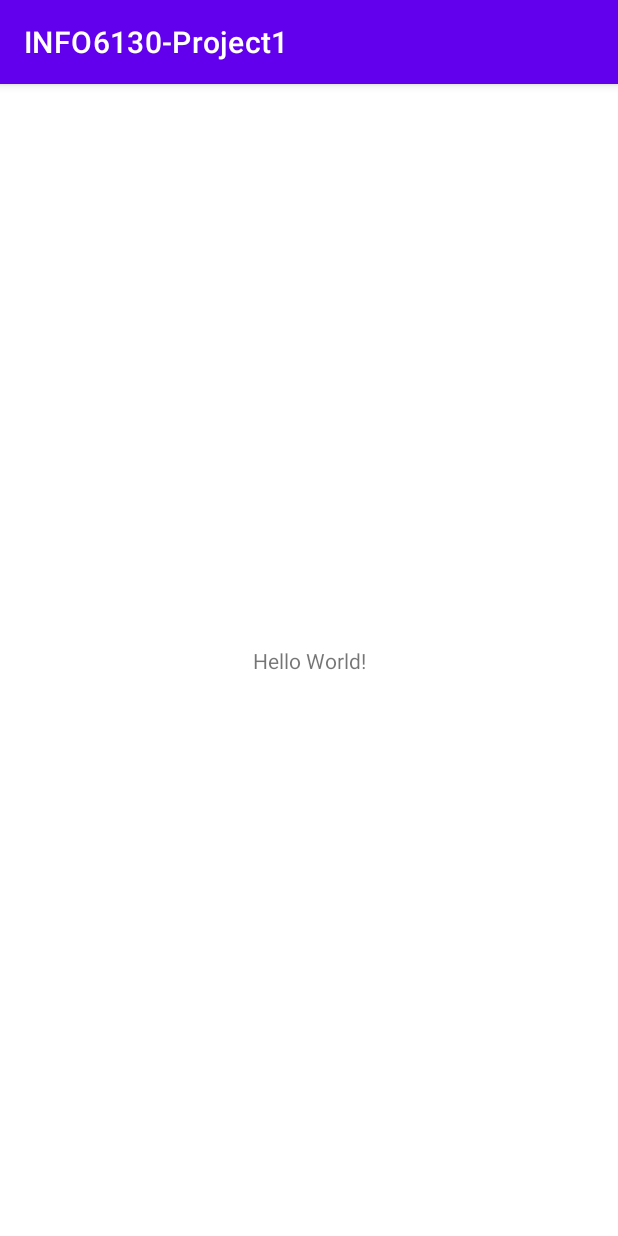
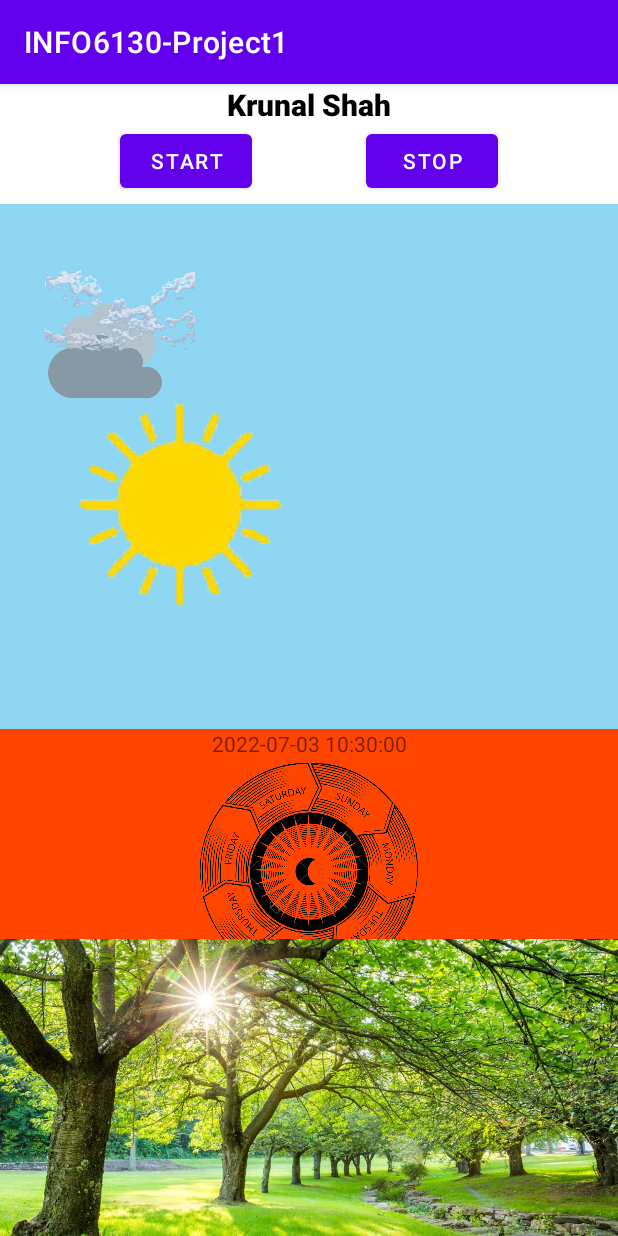
Before and after one commit to KingstonKrunal/INFO6130-Project1, an Android app: the screen it shows after launch (MainActivity), on a phone screen of 412 x 824 dp. Run offline under Robolectric (Android 15) with nearby library versions, the phone set to English and light mode, and no system bars.

Commit message:
Animations on every imageview are done.

```diff
--- a/app/src/main/java/com/example/krunalshah/info6130_project1/MainActivity.kt
+++ b/app/src/main/java/com/example/krunalshah/info6130_project1/MainActivity.kt
@@ -1,11 +1,18 @@
 package com.example.krunalshah.info6130_project1
 
+import android.os.Bundle
 import androidx.appcompat.app.AppCompatActivity
-import android.os.Bundle
+import androidx.fragment.app.FragmentTransaction
 
 class MainActivity : AppCompatActivity() {
     override fun onCreate(savedInstanceState: Bundle?) {
         super.onCreate(savedInstanceState)
         setContentView(R.layout.activity_main)
+
+        val fragmentTransactionManager: FragmentTransaction = supportFragmentManager.beginTransaction()
+
+        fragmentTransactionManager.add(R.id.fragmentContainer, MainFragment())
+        fragmentTransactionManager.addToBackStack(null)
+        fragmentTransactionManager.commit()
     }
 }
--- /dev/null
+++ b/app/src/main/java/com/example/krunalshah/info6130_project1/MainFragment.kt
@@ -0,0 +1,232 @@
+package com.example.krunalshah.info6130_project1
+
+import android.animation.ObjectAnimator
+import android.animation.ValueAnimator
+import android.annotation.SuppressLint
+import android.icu.text.SimpleDateFormat
+import android.media.MediaPlayer
+import android.os.Bundle
+import android.view.LayoutInflater
+import android.view.View
+import android.view.ViewGroup
+import android.view.animation.AlphaAnimation
+import android.view.animation.Animation
+import android.view.animation.AnimationUtils
+import android.view.animation.DecelerateInterpolator
+import android.widget.Button
+import android.widget.ImageView
+import android.widget.TextView
+import androidx.fragment.app.Fragment
+import java.util.*
+
+
+// TODO: Rename parameter arguments, choose names that match
+// the fragment initialization parameters, e.g. ARG_ITEM_NUMBER
+private const val ARG_PARAM1 = "param1"
+private const val ARG_PARAM2 = "param2"
+
+/**
+ * A simple [Fragment] subclass.
+ * Use the [MainFragment.newInstance] factory method to
+ * create an instance of this fragment.
+ */
+@SuppressLint("SimpleDateFormat")
+class MainFragment : Fragment() {
+    // TODO: Rename and change types of parameters
+    private var param1: String? = null
+    private var param2: String? = null
+
+    private lateinit var startButton: Button
+    private lateinit var stopButton: Button
+
+    private lateinit var wheelImage: ImageView
+
+    var mediaPlayer: MediaPlayer? = null
+
+    private lateinit var dateText: TextView
+    private val timer = Timer()
+
+    private lateinit var cloud1ImageView: ImageView
+    private lateinit var cloud2ImageView: ImageView
+    private lateinit var sunImageView: ImageView
+    private lateinit var birdsImageView: ImageView
+    private lateinit var seasonImageView: ImageView
+
+    override fun onCreate(savedInstanceState: Bundle?) {
+        super.onCreate(savedInstanceState)
+        arguments?.let {
+            param1 = it.getString(ARG_PARAM1)
+            param2 = it.getString(ARG_PARAM2)
+        }
+    }
+
+    override fun onCreateView(
+        inflater: LayoutInflater, container: ViewGroup?,
+        savedInstanceState: Bundle?
+    ): View? {
+        // Inflate the layout for this fragment
+        return inflater.inflate(R.layout.fragment_main, container, false)
+    }
+
+    override fun onStart() {
+        super.onStart()
+
+        mediaPlayer = MediaPlayer.create(context,R.raw.spring_song)
+        wheelImage = requireView().findViewById(R.id.wheelImageView)
+
+        dateText = requireView().findViewById(R.id.dateTextView)
+        dateText.text = SimpleDateFormat("yyyy-MM-dd HH:mm:ss").format(Date())
+
+        timer.scheduleAtFixedRate(object : TimerTask() {
+            override fun run() {
+                updateTimer()
+            }
+        }, 0, 1000)
+
+        cloud1ImageView = requireView().findViewById(R.id.cloud1ImageView)
+        cloud2ImageView = requireView().findViewById(R.id.cloud2ImageView)
+        sunImageView = requireView().findViewById(R.id.sunImageView)
+        birdsImageView = requireView().findViewById(R.id.birdsImageView)
+        seasonImageView = requireView().findViewById(R.id.seasonImageView)
+
+        val cloud1Animation = ObjectAnimator.ofFloat(cloud1ImageView, "translationX", 300F).apply {
+            duration = 2000
+            repeatCount = 9999
+            repeatMode = ValueAnimator.REVERSE
+        }
+
+        val cloud2Animation = ObjectAnimator.ofFloat(cloud2ImageView, "translationX", 350F).apply {
+            duration = 2000
+            repeatCount = 9999
+            repeatMode = ValueAnimator.REVERSE
+        }
+
+        val sunAnimation = ObjectAnimator.ofFloat(sunImageView, "translationX", 350F).apply {
+            duration = 2500
+            repeatCount = 9999
+            repeatMode = ValueAnimator.REVERSE
+        }
+
+        val birdsAnimation = ObjectAnimator.ofFloat(birdsImageView, "translationX", 1300F).apply {
+            duration = 2000
+            repeatCount = 9999
+            repeatMode = ValueAnimator.RESTART
+        }
+
+        startButton = requireView().findViewById(R.id.startButton)
+        startButton.setOnClickListener {
+            mediaPlayer?.start()
+
+            val wheelRotation = AnimationUtils.loadAnimation(context, R.anim.rotate_speed)
+            wheelRotation.setFillAfter(true)
+            wheelImage.startAnimation(wheelRotation)
+
+            cloud1Animation.start()
+            cloud2Animation.start()
+            sunAnimation.start()
+            birdsAnimation.start()
+
+//            var count = 1
+//
+//            val handler = Handler()
+//            handler.postDelayed(Runnable {
+//                if (count == 1) {
+//                    cloud1ImageView.animate().apply {
+//                        rotationYBy(360f)
+//                    }.start()
+//                    count++
+//                }
+//            }, 5000)
+
+            val season1 = Runnable{
+                cloud1ImageView.animate().apply {
+                    rotationXBy(360f)
+                }.start()
+            }
+
+            val season2 = Runnable{
+                //
+            }
+
+            val season3 = Runnable{
+                //
+            }
+
+            val season4 = Runnable{
+                //
+            }
+
+//            val season1Thread = Thread(season1)
+//            season1Thread.start()
+
+//            val season2Thread = Thread(season2)
+//            season2Thread.start()
+//
+//            val season3Thread = Thread(season2)
+//            season3Thread.start()
+//
+//            val season4Thread = Thread(season2)
+//            season4Thread.start()
+        }
+
+        var count = 0
+        val seasonImages = arrayOf(R.drawable.summer, R.drawable.autumn, R.drawable.winter, R.drawable.spring)
+        seasonImageView.setImageResource(seasonImages[count])
+
+        stopButton = requireView().findViewById(R.id.stopButton)
+        stopButton.setOnClickListener {
+            mediaPlayer?.pause()
+
+            wheelImage.clearAnimation()
+
+            cloud1Animation.end()
+            cloud2Animation.end()
+            sunAnimation.end()
+            birdsAnimation.end()
+
+            val fadeIn: Animation = AlphaAnimation(0F, 1F)
+            fadeIn.interpolator = DecelerateInterpolator()
+            fadeIn.duration = 1000
+
+            if (count == 0) {
+                seasonImageView.setImageResource(R.drawable.summer)
+                count++
+            } else if (count == 1) {
+                seasonImageView.setImageResource(R.drawable.autumn)
+                count++
+            } else if (count == 2) {
+                seasonImageView.setImageResource(R.drawable.winter)
+                count++
+            } else {
+                seasonImageView.setImageResource(R.drawable.spring)
+                count = 0
+            }
+        }
+    }
+
+    private fun updateTimer() {
+        activity?.runOnUiThread {
+            dateText.text = SimpleDateFormat("yyyy-MM-dd HH:mm:ss").format(Date())
+        }
+    }
+
+    companion object {
+        /**
+         * Use this factory method to create a new instance of
+         * this fragment using the provided parameters.
+         *
+         * @param param1 Parameter 1.
+         * @param param2 Parameter 2.
+         * @return A new instance of fragment MainFragment.
+         */
+        // TODO: Rename and change types and number of parameters
+        @JvmStatic
+        fun newInstance(param1: String, param2: String) =
+            MainFragment().apply {
+                arguments = Bundle().apply {
+                    putString(ARG_PARAM1, param1)
+                    putString(ARG_PARAM2, param2)
+                }
+            }
+    }
+}
--- a/app/src/main/res/layout/activity_main.xml
+++ b/app/src/main/res/layout/activity_main.xml
@@ -2,17 +2,20 @@
 <androidx.constraintlayout.widget.ConstraintLayout xmlns:android="http://schemas.android.com/apk/res/android"
     xmlns:app="http://schemas.android.com/apk/res-auto"
     xmlns:tools="http://schemas.android.com/tools"
+    android:id="@+id/mainConstraint"
     android:layout_width="match_parent"
     android:layout_height="match_parent"
-    tools:context=".MainActivity">
+    tools:context=".MainActivity" >
 
-    <TextView
-        android:layout_width="wrap_content"
-        android:layout_height="wrap_content"
-        android:text="Hello World!"
+    <FrameLayout
+        android:id="@+id/fragmentContainer"
+        android:layout_width="match_parent"
+        android:layout_height="0dp"
         app:layout_constraintBottom_toBottomOf="parent"
         app:layout_constraintEnd_toEndOf="parent"
         app:layout_constraintStart_toStartOf="parent"
-        app:layout_constraintTop_toTopOf="parent" />
+        app:layout_constraintTop_toTopOf="parent">
+
+    </FrameLayout>
 
 </androidx.constraintlayout.widget.ConstraintLayout>
--- /dev/null
+++ b/app/src/main/res/layout/fragment_main.xml
@@ -0,0 +1,177 @@
+<?xml version="1.0" encoding="utf-8"?>
+<androidx.constraintlayout.widget.ConstraintLayout xmlns:android="http://schemas.android.com/apk/res/android"
+    xmlns:app="http://schemas.android.com/apk/res-auto"
+    xmlns:tools="http://schemas.android.com/tools"
+    android:layout_width="match_parent"
+    android:layout_height="match_parent"
+    tools:context=".MainFragment">
+
+    <androidx.constraintlayout.widget.ConstraintLayout
+        android:id="@+id/nameButtonsContainer"
+        android:layout_width="match_parent"
+        android:layout_height="80dp"
+        app:layout_constraintEnd_toEndOf="parent"
+        app:layout_constraintStart_toStartOf="parent"
+        app:layout_constraintTop_toTopOf="parent">
+
+        <TextView
+            android:id="@+id/nameTextView"
+            android:layout_width="match_parent"
+            android:layout_height="wrap_content"
+            android:layout_marginStart="30dp"
+            android:layout_marginEnd="30dp"
+            android:fontFamily="sans-serif-black"
+            android:gravity="center"
+            android:text="@string/krunal_shah"
+            android:textColor="@color/black"
+            android:textSize="20sp"
+            app:layout_constraintEnd_toEndOf="parent"
+            app:layout_constraintStart_toStartOf="parent"
+            app:layout_constraintTop_toTopOf="parent" />
+
+        <Button
+            android:id="@+id/startButton"
+            android:layout_width="wrap_content"
+            android:layout_height="wrap_content"
+            android:layout_marginStart="80dp"
+            android:text="@string/start"
+            app:layout_constraintStart_toStartOf="parent"
+            app:layout_constraintTop_toBottomOf="@+id/nameTextView" />
+
+        <Button
+            android:id="@+id/stopButton"
+            android:layout_width="wrap_content"
+            android:layout_height="wrap_content"
+            android:layout_marginEnd="80dp"
+            android:text="@string/stop"
+            app:layout_constraintEnd_toEndOf="parent"
+            app:layout_constraintTop_toBottomOf="@+id/nameTextView" />
+    </androidx.constraintlayout.widget.ConstraintLayout>
+
+    <androidx.constraintlayout.widget.ConstraintLayout
+        android:id="@+id/topContainer"
+        android:layout_width="match_parent"
+        android:layout_height="350dp"
+        android:background="#8FD6F3"
+        app:layout_constraintEnd_toEndOf="parent"
+        app:layout_constraintStart_toStartOf="parent"
+        app:layout_constraintTop_toBottomOf="@+id/nameButtonsContainer">
+
+        <ImageView
+            android:id="@+id/cloud2ImageView"
+            android:layout_width="80dp"
+            android:layout_height="80dp"
+            android:layout_marginStart="30dp"
+            android:layout_marginTop="60dp"
+            android:contentDescription="@string/todo"
+            android:src="@drawable/cloud_2"
+            app:layout_constraintStart_toStartOf="parent"
+            app:layout_constraintTop_toTopOf="parent"
+            tools:ignore="ImageContrastCheck" />
+
+        <ImageView
+            android:id="@+id/cloud1ImageView"
+            android:layout_width="100dp"
+            android:layout_height="100dp"
+            android:layout_marginStart="30dp"
+            android:layout_marginTop="20dp"
+            android:contentDescription="@string/todo"
+            android:forceHasOverlappingRendering="true"
+            android:src="@drawable/cloud_1"
+            app:layout_constraintStart_toStartOf="parent"
+            app:layout_constraintTop_toTopOf="parent" />
+
+        <ImageView
+            android:id="@+id/sunImageView"
+            android:layout_width="wrap_content"
+            android:layout_height="wrap_content"
+            android:layout_marginStart="50dp"
+            android:layout_marginTop="130dp"
+            android:contentDescription="@string/todo"
+            android:src="@drawable/sun3f"
+            app:layout_constraintStart_toStartOf="parent"
+            app:layout_constraintTop_toTopOf="parent"
+            tools:ignore="ImageContrastCheck,ImageContrastCheck,ImageContrastCheck,ImageContrastCheck" />
+
+        <ImageView
+            android:id="@+id/birdsImageView"
+            android:layout_width="70dp"
+            android:layout_height="70dp"
+            android:layout_marginTop="170dp"
+            android:contentDescription="@string/todo"
+            android:src="@drawable/birds"
+            app:layout_constraintEnd_toStartOf="parent"
+            app:layout_constraintTop_toTopOf="parent" />
+
+    </androidx.constraintlayout.widget.ConstraintLayout>
+
+    <androidx.constraintlayout.widget.ConstraintLayout
+        android:id="@+id/bottomContainer"
+        android:layout_width="match_parent"
+        android:layout_height="0dp"
+        app:layout_constraintBottom_toBottomOf="parent"
+        app:layout_constraintEnd_toEndOf="parent"
+        app:layout_constraintStart_toStartOf="parent"
+        app:layout_constraintTop_toBottomOf="@+id/topContainer">
+
+        <androidx.constraintlayout.widget.ConstraintLayout
+            android:id="@+id/wheelContainer"
+            android:layout_width="match_parent"
+            android:layout_height="140dp"
+            android:background="#FF4500"
+            app:layout_constraintEnd_toEndOf="parent"
+            app:layout_constraintStart_toStartOf="parent"
+            app:layout_constraintTop_toTopOf="parent">
+
+            <TextView
+                android:id="@+id/dateTextView"
+                android:layout_width="0dp"
+                android:layout_height="wrap_content"
+                android:layout_marginStart="30dp"
+                android:layout_marginEnd="30dp"
+                android:gravity="center"
+                android:text="@string/date"
+                app:layout_constraintEnd_toEndOf="parent"
+                app:layout_constraintStart_toStartOf="parent"
+                app:layout_constraintTop_toTopOf="parent" />
+
+            <ImageView
+                android:id="@+id/wheelImageView"
+                android:layout_width="0dp"
+                android:layout_height="150dp"
+                android:layout_marginStart="50dp"
+                android:layout_marginEnd="50dp"
+                android:layout_marginBottom="-30dp"
+                android:src="@drawable/wheeloftime"
+                app:layout_constraintBottom_toBottomOf="parent"
+                app:layout_constraintEnd_toEndOf="parent"
+                app:layout_constraintStart_toStartOf="parent"
+                app:layout_constraintTop_toBottomOf="@+id/dateTextView"
+                android:contentDescription="@string/todo" />
+        </androidx.constraintlayout.widget.ConstraintLayout>
+
+        <androidx.constraintlayout.widget.ConstraintLayout
+            android:id="@+id/seasonContainer"
+            android:layout_width="match_parent"
+            android:layout_height="0dp"
+            app:layout_constraintBottom_toBottomOf="parent"
+            app:layout_constraintEnd_toEndOf="parent"
+            app:layout_constraintStart_toStartOf="parent"
+            app:layout_constraintTop_toBottomOf="@+id/wheelContainer" >
+
+            <ImageView
+                android:id="@+id/seasonImageView"
+                android:layout_width="match_parent"
+                android:layout_height="match_parent"
+                android:contentDescription="@string/todo"
+                android:scaleType="centerCrop"
+                android:src="@drawable/spring"
+                app:layout_constraintBottom_toBottomOf="parent"
+                app:layout_constraintEnd_toEndOf="parent"
+                app:layout_constraintStart_toStartOf="parent"
+                app:layout_constraintTop_toTopOf="parent" />
+        </androidx.constraintlayout.widget.ConstraintLayout>
+
+    </androidx.constraintlayout.widget.ConstraintLayout>
+
+</androidx.constraintlayout.widget.ConstraintLayout>
--- a/app/src/main/res/values/strings.xml
+++ b/app/src/main/res/values/strings.xml
@@ -1,3 +1,10 @@
 <resources>
     <string name="app_name">INFO6130-Project1</string>
+    <!-- TODO: Remove or change this placeholder text -->
+    <string name="hello_blank_fragment">Hello blank fragment</string>
+    <string name="krunal_shah">Krunal Shah</string>
+    <string name="start">Start</string>
+    <string name="stop">Stop</string>
+    <string name="date">Date</string>
+    <string name="todo">TODO</string>
 </resources>
```
Also changed, not shown: app/src/main/res/anim/rotate_speed.xml (added, +11 -0 lines), app/src/main/res/drawable/autumn.jpg (added), app/src/main/res/drawable/birds.png (added), app/src/main/res/drawable/cloud_1.png (added), app/src/main/res/drawable/cloud_2.png (added), app/src/main/res/drawable/spring.jpg (added), app/src/main/res/drawable/summer.jpg (added), app/src/main/res/drawable/sun3f.png (added), app/src/main/res/drawable/wheeloftime.png (added), app/src/main/res/drawable/winter.jpg (added), 4 other files.
